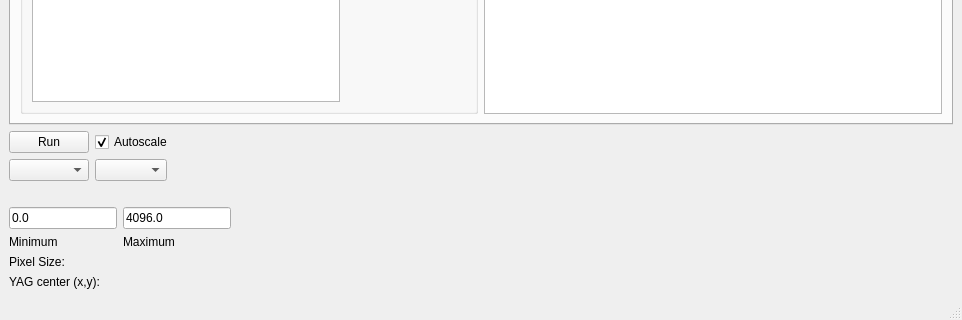
This is PPM_centroid/PPM_screen.ui in mseaberg/slit_alignment as Qt 5 draws it before an edit; both pictures show x 0 to 962 and y 470 to 790 of the 962 by 790 pixel window. The edited form follows.
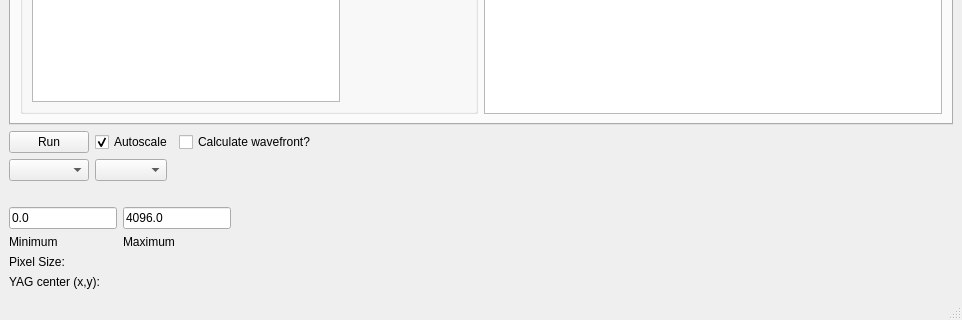
This is the edited form. The open tabs and pages were chosen to show the change. Custom widgets are drawn as their Qt base class.

Commit message: added checkbox for wavefront calculation

```diff
--- a/PPM_centroid/PPM_screen.ui
+++ b/PPM_centroid/PPM_screen.ui
@@ -262,7 +262,7 @@
         </property>
        </widget>
       </item>
-      <item row="0" column="2">
+      <item row="0" column="3">
        <spacer name="horizontalSpacer">
         <property name="orientation">
          <enum>Qt::Horizontal</enum>
@@ -301,6 +301,13 @@
         </property>
        </widget>
       </item>
+      <item row="0" column="2">
+       <widget class="QCheckBox" name="wavefrontCheckBox">
+        <property name="text">
+         <string>Calculate wavefront?</string>
+        </property>
+       </widget>
+      </item>
      </layout>
     </item>
     <item>
```
Left out of the diff: 2 changed lines with no effect on the pictures.
